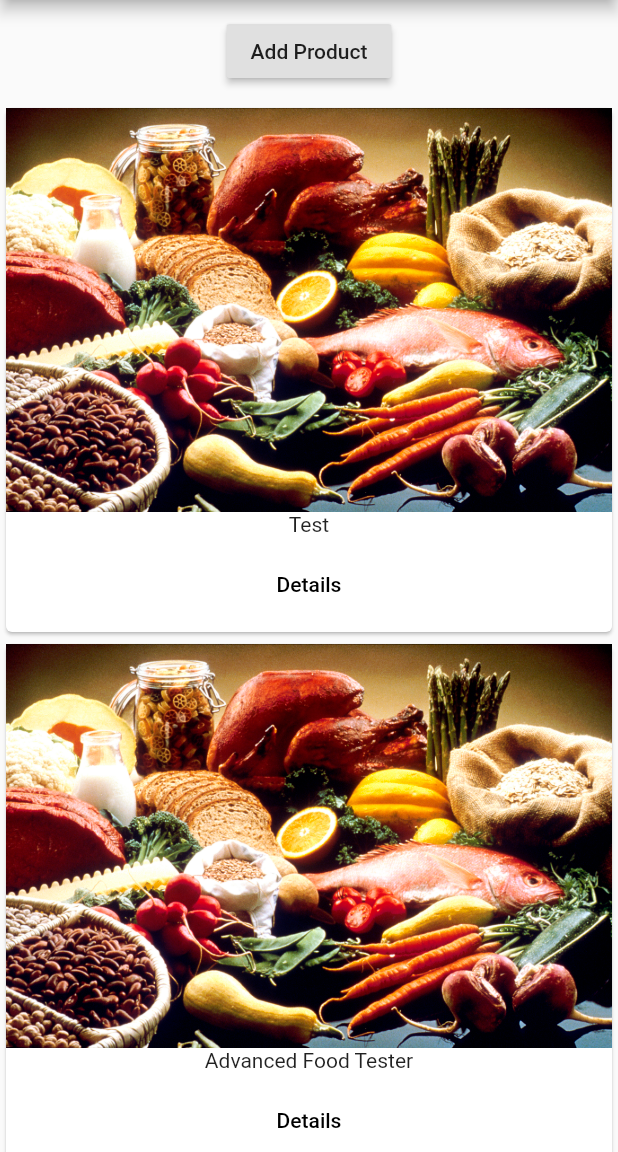
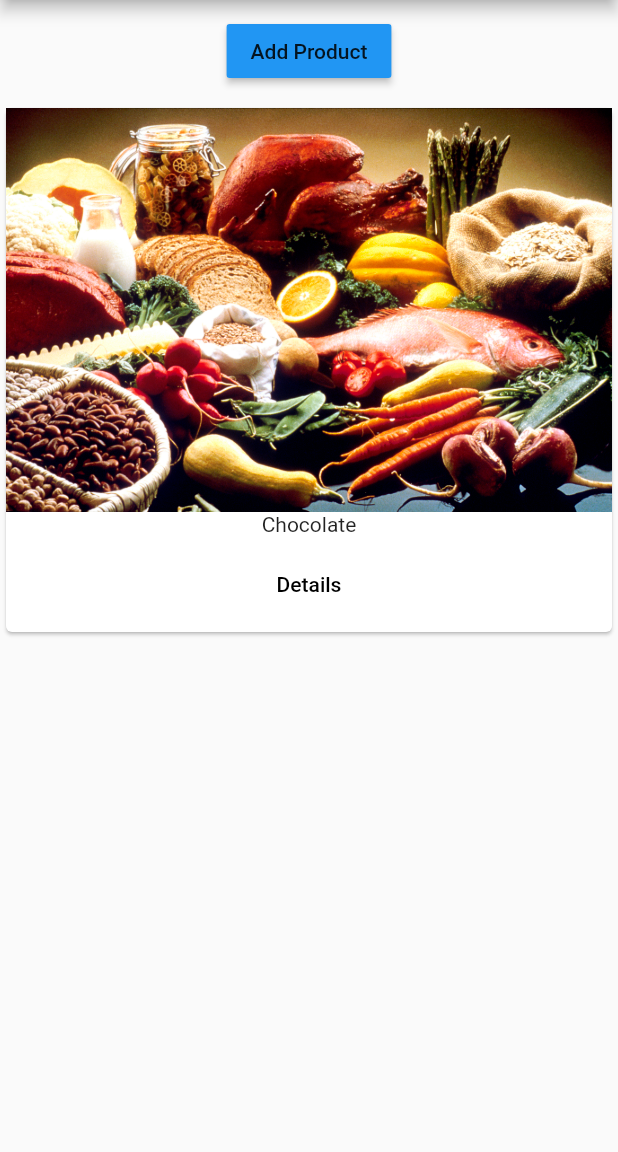
Before and after one commit to Naxalov/flutter_tutorial, a Flutter app: the screen it shows after launch, after a tap on "Add Product", on a phone screen of 412 x 824 dp, the part 84-1236 px from its top. Run offline on Flutter 3.47's test engine with Material 2 defaults, Android fonts, the phone set to English and light mode, and no system bars.

```diff
--- a/lib/pages/home.dart
+++ b/lib/pages/home.dart
@@ -8,7 +8,7 @@ class HomePage extends StatelessWidget{
           appBar: AppBar(
             title: Text("Title"),
           ),
-          body: ProductManager('Test'),
+          body: ProductManager(),
     );
   }
 
--- a/lib/pages/product.dart
+++ b/lib/pages/product.dart
@@ -1,22 +1,29 @@
 import 'package:flutter/material.dart';
 
 class ProductPage extends StatelessWidget {
+  final String title;
+  final String imageUrl;
+
+  ProductPage(this.title, this.imageUrl);
+
   @override
   Widget build(BuildContext context) {
     // TODO: implement build
     return Scaffold(
       appBar: AppBar(
-        title: Text('Product Detail'),
+          title: Text(title)
       ),
       body: Column(
         crossAxisAlignment: CrossAxisAlignment.center,
         children: <Widget>[
-          Image.asset('assets/food.jpg'),
-          Container(padding: EdgeInsets.all(10.0), child: Text('Details!')),
+          Image.asset(imageUrl),
+          Container(padding: EdgeInsets.all(10.0), child: Text(title)),
           Container(
             padding: EdgeInsets.all(10.0),
             child: RaisedButton(
-              color: Theme.of(context).accentColor,
+              color: Theme
+                  .of(context)
+                  .accentColor,
               child: Text('Back!'),
               onPressed: () => Navigator.pop(context),
             ),
--- /dev/null
+++ b/lib/product_control.dart
@@ -0,0 +1,18 @@
+import 'package:flutter/material.dart';
+
+class ProductControl extends StatelessWidget {
+  final Function addProduct;
+
+  ProductControl(this.addProduct);
+
+  @override
+    Widget build(BuildContext context) {
+      return RaisedButton(
+            color: Theme.of(context).primaryColor,
+            onPressed: () {
+              addProduct({'title': 'Chocolate', 'image': 'assets/food.jpg'});
+            },
+            child: Text('Add Product'),
+          );
+    }
+}
--- a/lib/product_manager.dart
+++ b/lib/product_manager.dart
@@ -1,9 +1,12 @@
 import 'package:flutter/material.dart';
 import './products.dart';
+import './product_control.dart';
 
 class ProductManager extends StatefulWidget {
-  final String startingProduct;
-  ProductManager(this.startingProduct);
+  final Map<String,String> startingProduct;
+
+  ProductManager({this.startingProduct});
+
   @override
   State<StatefulWidget> createState() {
     // TODO: implement createState
@@ -12,29 +15,33 @@ class ProductManager extends StatefulWidget {
 }
 
 class _ProductManagerState extends State<ProductManager> {
-  List<String> _products=[];
-@override
+  List<Map<String, String>> _products = [];
+
+  @override
   void initState() {
-    _products.add(widget.startingProduct);
+    print('[ProductManager State] initState()');
+    if (widget.startingProduct != null) {
+      _products.add(widget.startingProduct);
+    }
     super.initState();
   }
+
+  void _addProduct(Map product) {
+    setState(() {
+      _products.add(product);
+    });
+  }
+
   @override
   Widget build(BuildContext context) {
     return Column(
       children: <Widget>[
         Container(
           margin: EdgeInsets.all(10),
-          child: RaisedButton(
-            onPressed: () {
-              setState(() {
-                _products.add('Advanced Food Tester');
-              });
-            },
-            child: Text("Add Product"),
-          ),
+          child: ProductControl(_addProduct),
         ),
 
-       Expanded(child: Products(_products))
+        Expanded(child: Products(_products))
       ],
     );
   }
--- a/lib/products.dart
+++ b/lib/products.dart
@@ -1,8 +1,9 @@
 import 'package:flutter/material.dart';
+
 import './pages/product.dart';
 
 class Products extends StatelessWidget {
-  final List<String> products;
+  final List<Map<String, String>> products;
 
   Products([this.products = const []]) {
     print('[Products Widget] Constructor');
@@ -12,18 +13,21 @@ class Products extends StatelessWidget {
     return Card(
       child: Column(
         children: <Widget>[
-          Image.asset('assets/food.jpg'),
-          Text(products[index]),
+          Image.asset(products[index]['image']),
+          Text(products[index]['title']),
           ButtonBar(
             alignment: MainAxisAlignment.center,
             children: <Widget>[
               FlatButton(
                 child: Text('Details'),
                 onPressed: () => Navigator.push(
-                    context,
-                    MaterialPageRoute(
-                        builder: (BuildContext contex) => ProductPage())),
-              ),
+                      context,
+                      MaterialPageRoute(
+                        builder: (BuildContext context) => ProductPage(
+                            products[index]['title'], products[index]['image']),
+                      ),
+                    ),
+              )
             ],
           )
         ],
@@ -39,15 +43,16 @@ class Products extends StatelessWidget {
         itemCount: products.length,
       );
     } else {
-      productCards = Container();
+      productCards = Container(
+        child: Text('No Products'),
+      );
     }
     return productCards;
   }
 
   @override
   Widget build(BuildContext context) {
-    // TODO: implement build
-
+    print('[Products Widget] build()');
     return _buildProductList();
   }
 }
```
